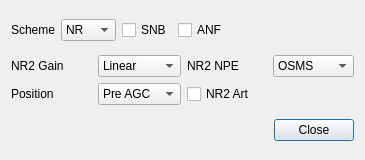
Above: plugins/channelrx/wdsprx/wdsprxdnrdialog.ui from f4exb/sdrangel before the change. Below: the same form after it.
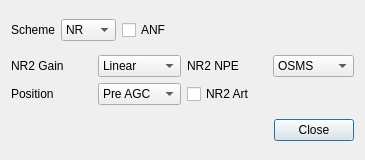
That is the form after the change.

Patch:
```diff
--- a/plugins/channelrx/wdsprx/wdsprxdnrdialog.ui
+++ b/plugins/channelrx/wdsprx/wdsprxdnrdialog.ui
@@ -40,16 +40,6 @@
        </item>
       </widget>
      </item>
-     <item>
-      <widget class="QCheckBox" name="snb">
-       <property name="toolTip">
-        <string>Spectral Noise Blanker</string>
-       </property>
-       <property name="text">
-        <string>SNB</string>
-       </property>
-      </widget>
-     </item>
      <item>
       <widget class="QCheckBox" name="anf">
        <property name="toolTip">
```
